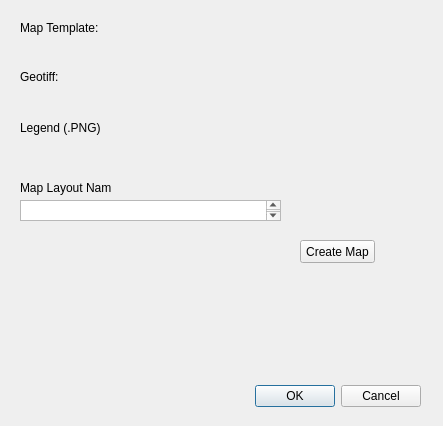
This is geophysics_mapping_dialog_base.ui in igormacedorrn/geophysics_mapping as Qt 5 draws it before an edit. The edited form follows.
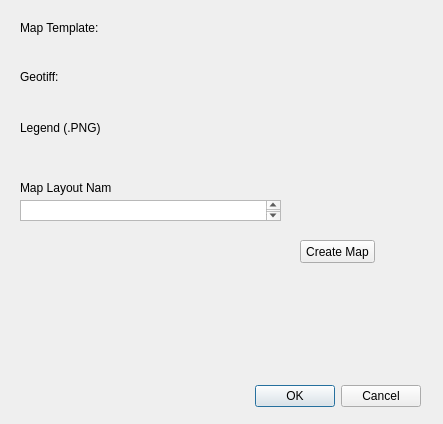
This is the edited form. Custom widgets are drawn as their Qt base class.

```diff
--- a/geophysics_mapping_dialog_base.ui
+++ b/geophysics_mapping_dialog_base.ui
@@ -7,7 +7,7 @@
     <x>0</x>
     <y>0</y>
     <width>443</width>
-    <height>426</height>
+    <height>424</height>
    </rect>
   </property>
   <property name="windowTitle">
```
